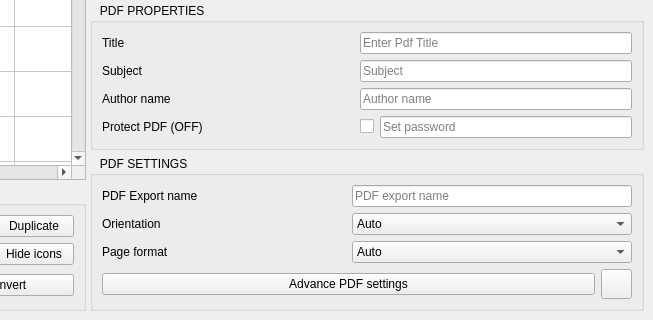
Above: src/jpg2pdf.ui from rishabh3354/JPG2PDF before the change; both pictures show x 617 to 1270 and y 394 to 714 of the 1270 by 714 pixel window. Below: the same form after it.
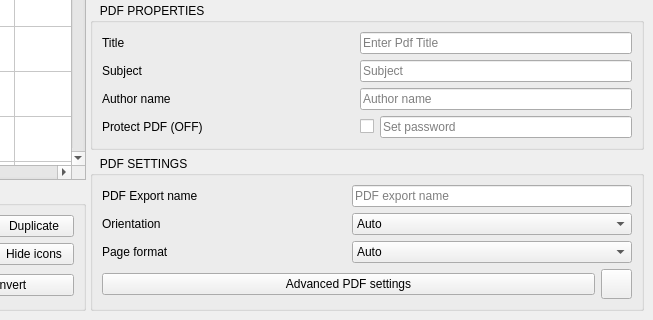
That is the form after the change. Icons and pictures are not drawn.

```diff
--- a/src/jpg2pdf.ui
+++ b/src/jpg2pdf.ui
@@ -837,7 +837,7 @@
              <item row="3" column="0" colspan="2">
               <widget class="QPushButton" name="more_setting_button">
                <property name="text">
-                <string>Advance PDF settings</string>
+                <string>Advanced PDF settings</string>
                </property>
                <property name="icon">
                 <iconset resource="resource.qrc">
```
